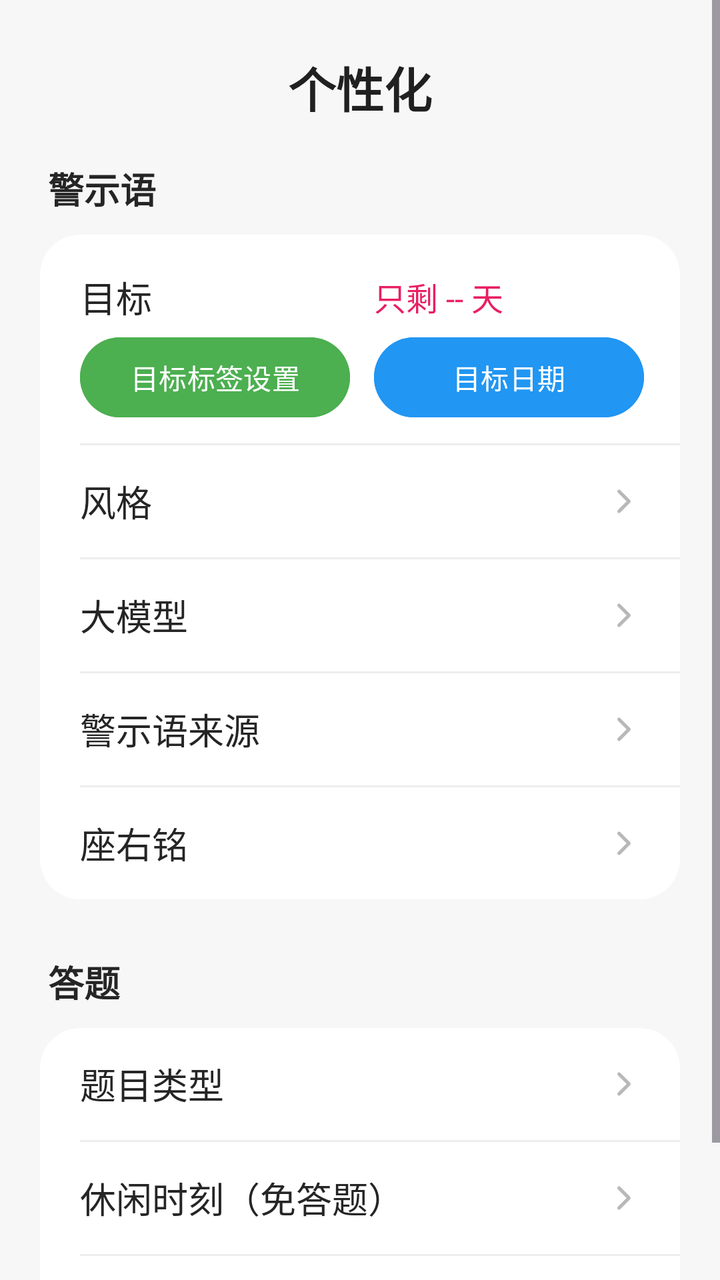
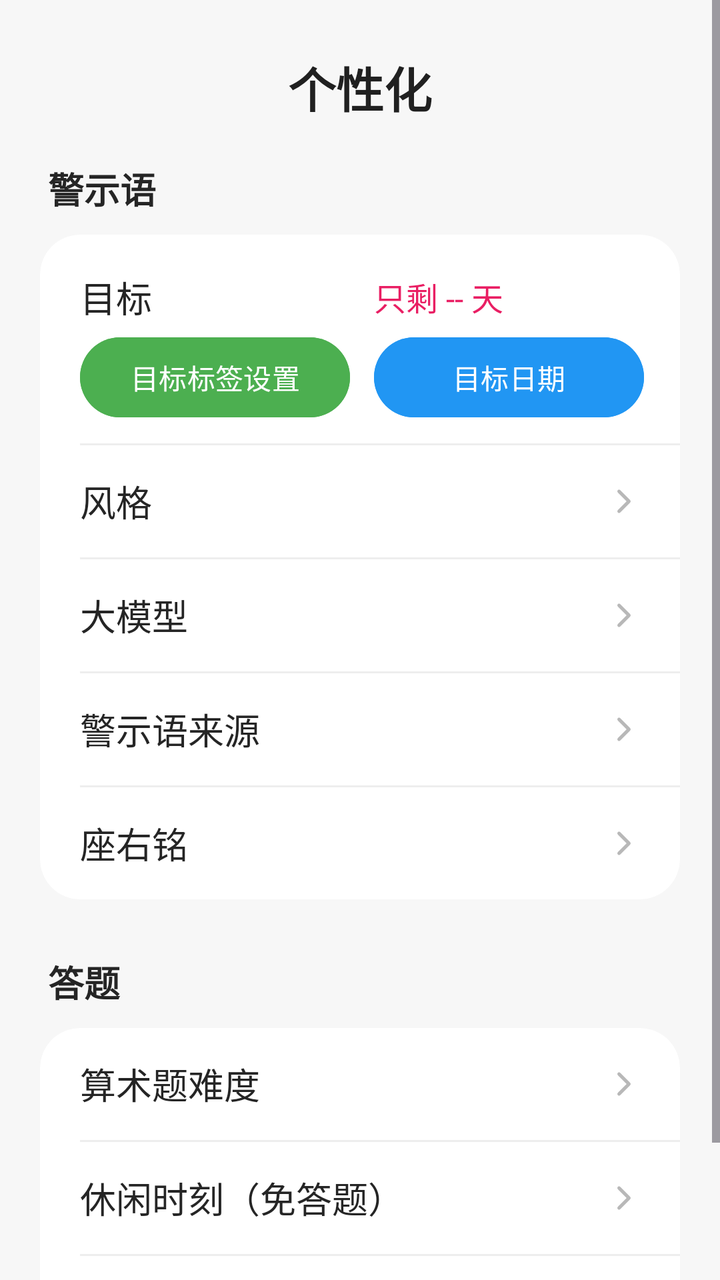

Compare the two renders of this Android layout. The source of the first and the diff that turns it into the second are given below.
<!-- AndroidManifest.xml: application theme Theme.Basic -->
<!-- res/layout/fragment_goal.xml -->
<?xml version="1.0" encoding="utf-8"?>
<ScrollView xmlns:android="http://schemas.android.com/apk/res/android"
    xmlns:app="http://schemas.android.com/apk/res-auto"
    android:layout_width="match_parent"
    android:layout_height="match_parent"
    android:background="#F7F7F7"
    android:clipToPadding="false"
    android:fillViewport="true"
    android:overScrollMode="never">

    <LinearLayout
        android:layout_width="match_parent"
        android:layout_height="wrap_content"
        android:orientation="vertical"
        android:paddingStart="20dp"
        android:paddingTop="26dp"
        android:paddingEnd="20dp"
        android:paddingBottom="32dp">

        <TextView
            android:layout_width="match_parent"
            android:layout_height="wrap_content"
            android:layout_marginBottom="20dp"
            android:gravity="center"
            android:text="个性化"
            android:textColor="#202020"
            android:textSize="24sp"
            android:textStyle="bold" />

        <TextView
            android:layout_width="match_parent"
            android:layout_height="wrap_content"
            android:layout_marginStart="4dp"
            android:layout_marginBottom="10dp"
            android:text="警示语"
            android:textColor="#252525"
            android:textSize="18sp"
            android:textStyle="bold" />

        <androidx.cardview.widget.CardView
            android:layout_width="match_parent"
            android:layout_height="wrap_content"
            app:cardBackgroundColor="#FFFFFF"
            app:cardCornerRadius="20dp"
            app:cardElevation="0dp"
            app:cardPreventCornerOverlap="true">

            <LinearLayout
                android:layout_width="match_parent"
                android:layout_height="wrap_content"
                android:orientation="vertical">

                <LinearLayout
                    android:layout_width="match_parent"
                    android:layout_height="wrap_content"
                    android:orientation="vertical"
                    android:paddingStart="20dp"
                    android:paddingTop="18dp"
                    android:paddingEnd="18dp"
                    android:paddingBottom="3dp">

                    <LinearLayout
                        android:layout_width="match_parent"
                        android:layout_height="wrap_content"
                        android:gravity="center_vertical"
                        android:orientation="horizontal">

                        <TextView
                            android:layout_width="0dp"
                            android:layout_height="wrap_content"
                            android:layout_marginEnd="6dp"
                            android:layout_weight="1"
                            android:text="目标"
                            android:textColor="#252525"
                            android:textSize="18sp" />

                        <TextView
                            android:id="@+id/tv_goal_countdown"
                            android:layout_width="0dp"
                            android:layout_height="wrap_content"
                            android:layout_marginStart="6dp"
                            android:layout_weight="1"
                            android:gravity="start"
                            android:text="只剩 -- 天"
                            android:textColor="#E91E63"
                            android:textSize="16sp" />

                    </LinearLayout>

                    <LinearLayout
                        android:layout_width="match_parent"
                        android:layout_height="wrap_content"
                        android:layout_marginTop="3dp"
                        android:layout_marginBottom="6dp"
                        android:gravity="center_vertical"
                        android:orientation="horizontal">

                        <Button
                            android:id="@+id/btn_tag_setting"
                            android:layout_width="0dp"
                            android:layout_height="wrap_content"
                            android:layout_marginEnd="6dp"
                            android:layout_weight="1"
                            android:backgroundTint="#4CAF50"
                            android:minWidth="0dp"
                            android:paddingStart="8dp"
                            android:paddingEnd="8dp"
                            android:text="目标标签设置"
                            android:textAllCaps="false" />

                        <Button
                            android:id="@+id/btn_target_date_setting"
                            android:layout_width="0dp"
                            android:layout_height="wrap_content"
                            android:layout_marginStart="6dp"
                            android:layout_weight="1"
                            android:backgroundTint="#2196F3"
                            android:minWidth="0dp"
                            android:paddingStart="8dp"
                            android:paddingEnd="8dp"
                            android:text="目标日期"
                            android:textAllCaps="false" />

                    </LinearLayout>

                </LinearLayout>

                <View
                    android:layout_width="match_parent"
                    android:layout_height="1dp"
                    android:layout_marginStart="20dp"
                    android:background="#EEEEEE" />

                <LinearLayout
                    android:id="@+id/btn_reminder_style"
                    android:layout_width="match_parent"
                    android:layout_height="56dp"
                    android:background="?attr/selectableItemBackground"
                    android:clickable="true"
                    android:focusable="true"
                    android:gravity="center_vertical"
                    android:orientation="horizontal"
                    android:paddingStart="20dp"
                    android:paddingEnd="18dp">

                    <TextView
                        android:layout_width="wrap_content"
                        android:layout_height="wrap_content"
                        android:text="风格"
                        android:textColor="#252525"
                        android:textSize="18sp" />

                    <TextView
                        android:id="@+id/tv_reminder_style_value"
                        android:layout_width="0dp"
                        android:layout_height="wrap_content"
                        android:layout_marginStart="12dp"
                        android:layout_weight="1"
                        android:ellipsize="end"
                        android:gravity="start"
                        android:maxLines="1"
                        android:textColor="#8A8A8A"
                        android:textSize="14sp" />

                    <ImageView
                        android:layout_width="20dp"
                        android:layout_height="20dp"
                        android:contentDescription="@null"
                        android:src="@drawable/ic_menu_chevron" />

                </LinearLayout>

                <View
                    android:id="@+id/divider_reminder_provider"
                    android:layout_width="match_parent"
                    android:layout_height="1dp"
                    android:layout_marginStart="20dp"
                    android:background="#EEEEEE" />

                <LinearLayout
                    android:id="@+id/btn_reminder_provider"
                    android:layout_width="match_parent"
                    android:layout_height="56dp"
                    android:background="?attr/selectableItemBackground"
                    android:clickable="true"
                    android:focusable="true"
                    android:gravity="center_vertical"
                    android:orientation="horizontal"
                    android:paddingStart="20dp"
                    android:paddingEnd="18dp">

                    <TextView
                        android:layout_width="wrap_content"
                        android:layout_height="wrap_content"
                        android:text="@string/reminder_provider_settings"
                        android:textColor="#252525"
                        android:textSize="18sp" />

                    <TextView
                        android:id="@+id/tv_reminder_provider_value"
                        android:layout_width="0dp"
                        android:layout_height="wrap_content"
                        android:layout_marginStart="12dp"
                        android:layout_weight="1"
                        android:ellipsize="end"
                        android:gravity="start"
                        android:maxLines="1"
                        android:textColor="#8A8A8A"
                        android:textSize="14sp" />

                    <ImageView
                        android:layout_width="20dp"
                        android:layout_height="20dp"
                        android:contentDescription="@null"
                        android:src="@drawable/ic_menu_chevron" />

                </LinearLayout>

                <View
                    android:layout_width="match_parent"
                    android:layout_height="1dp"
                    android:layout_marginStart="20dp"
                    android:background="#EEEEEE" />

                <LinearLayout
                    android:id="@+id/btn_global_hint_source"
                    android:layout_width="match_parent"
                    android:layout_height="56dp"
                    android:background="?attr/selectableItemBackground"
                    android:clickable="true"
                    android:focusable="true"
                    android:gravity="center_vertical"
                    android:orientation="horizontal"
                    android:paddingStart="20dp"
                    android:paddingEnd="18dp">

                    <TextView
                        android:layout_width="wrap_content"
                        android:layout_height="wrap_content"
                        android:text="警示语来源"
                        android:textColor="#252525"
                        android:textSize="18sp" />

                    <TextView
                        android:id="@+id/tv_global_hint_source_value"
                        android:layout_width="0dp"
                        android:layout_height="wrap_content"
                        android:layout_marginStart="12dp"
                        android:layout_weight="1"
                        android:ellipsize="end"
                        android:gravity="start"
                        android:maxLines="1"
                        android:textColor="#8A8A8A"
                        android:textSize="14sp" />

                    <ImageView
                        android:layout_width="20dp"
                        android:layout_height="20dp"
                        android:contentDescription="@null"
                        android:src="@drawable/ic_menu_chevron" />

                </LinearLayout>

                <View
                    android:layout_width="match_parent"
                    android:layout_height="1dp"
                    android:layout_marginStart="20dp"
                    android:background="#EEEEEE" />

                <LinearLayout
                    android:id="@+id/btn_floating_strict_reminder"
                    android:layout_width="match_parent"
                    android:layout_height="56dp"
                    android:background="?attr/selectableItemBackground"
                    android:clickable="true"
                    android:focusable="true"
                    android:gravity="center_vertical"
                    android:orientation="horizontal"
                    android:paddingStart="20dp"
                    android:paddingEnd="18dp">

                    <TextView
                        android:layout_width="wrap_content"
                        android:layout_height="wrap_content"
                        android:text="座右铭"
                        android:textColor="#252525"
                        android:textSize="18sp" />

                    <TextView
                        android:id="@+id/tv_floating_strict_reminder_value"
                        android:layout_width="0dp"
                        android:layout_height="wrap_content"
                        android:layout_marginStart="12dp"
                        android:layout_weight="1"
                        android:ellipsize="end"
                        android:gravity="start"
                        android:maxLines="1"
                        android:textColor="#8A8A8A"
                        android:textSize="14sp" />

                    <ImageView
                        android:layout_width="20dp"
                        android:layout_height="20dp"
                        android:contentDescription="@null"
                        android:src="@drawable/ic_menu_chevron" />

                </LinearLayout>

            </LinearLayout>

        </androidx.cardview.widget.CardView>

        <TextView
            android:layout_width="match_parent"
            android:layout_height="wrap_content"
            android:layout_marginStart="4dp"
            android:layout_marginTop="28dp"
            android:layout_marginBottom="10dp"
            android:text="答题"
            android:textColor="#252525"
            android:textSize="18sp"
            android:textStyle="bold" />

        <androidx.cardview.widget.CardView
            android:layout_width="match_parent"
            android:layout_height="wrap_content"
            app:cardBackgroundColor="#FFFFFF"
            app:cardCornerRadius="20dp"
            app:cardElevation="0dp"
            app:cardPreventCornerOverlap="true">

            <LinearLayout
                android:layout_width="match_parent"
                android:layout_height="wrap_content"
                android:orientation="vertical">

                <LinearLayout
                    android:id="@+id/btn_challenge_type"
                    android:layout_width="match_parent"
                    android:layout_height="56dp"
                    android:background="?attr/selectableItemBackground"
                    android:clickable="true"
                    android:focusable="true"
                    android:gravity="center_vertical"
                    android:orientation="horizontal"
                    android:paddingStart="20dp"
                    android:paddingEnd="18dp">

                    <TextView
                        android:layout_width="wrap_content"
                        android:layout_height="wrap_content"
                        android:text="题目类型"
                        android:textColor="#252525"
                        android:textSize="18sp" />

                    <TextView
                        android:id="@+id/tv_challenge_type_value"
                        android:layout_width="0dp"
                        android:layout_height="wrap_content"
                        android:layout_marginStart="12dp"
                        android:layout_weight="1"
                        android:ellipsize="end"
                        android:gravity="start"
                        android:maxLines="1"
                        android:textColor="#8A8A8A"
                        android:textSize="14sp" />

                    <ImageView
                        android:layout_width="20dp"
                        android:layout_height="20dp"
                        android:contentDescription="@null"
                        android:src="@drawable/ic_menu_chevron" />

                </LinearLayout>

                <View
                    android:layout_width="match_parent"
                    android:layout_height="1dp"
                    android:layout_marginStart="20dp"
                    android:background="#EEEEEE" />

                <LinearLayout
                    android:id="@+id/btn_leisure_time"
                    android:layout_width="match_parent"
                    android:layout_height="56dp"
                    android:background="?attr/selectableItemBackground"
                    android:clickable="true"
                    android:focusable="true"
                    android:gravity="center_vertical"
                    android:orientation="horizontal"
                    android:paddingStart="20dp"
                    android:paddingEnd="18dp">

                    <TextView
                        android:layout_width="0dp"
                        android:layout_height="wrap_content"
                        android:layout_weight="1"
                        android:text="休闲时刻（免答题）"
                        android:textColor="#252525"
                        android:textSize="18sp" />

                    <ImageView
                        android:layout_width="20dp"
                        android:layout_height="20dp"
                        android:contentDescription="@null"
                        android:src="@drawable/ic_menu_chevron" />

                </LinearLayout>

                <View
                    android:id="@+id/divider_answer_records"
                    android:layout_width="match_parent"
                    android:layout_height="1dp"
                    android:layout_marginStart="20dp"
                    android:background="#EEEEEE" />

                <LinearLayout
                    android:id="@+id/btn_answer_records"
                    android:layout_width="match_parent"
                    android:layout_height="56dp"
                    android:background="?attr/selectableItemBackground"
                    android:clickable="true"
                    android:focusable="true"
                    android:gravity="center_vertical"
                    android:orientation="horizontal"
                    android:paddingStart="20dp"
                    android:paddingEnd="18dp">

                    <TextView
                        android:layout_width="0dp"
                        android:layout_height="wrap_content"
                        android:layout_weight="1"
                        android:text="答题记录"
                        android:textColor="#252525"
                        android:textSize="18sp" />

                    <ImageView
                        android:layout_width="20dp"
                        android:layout_height="20dp"
                        android:contentDescription="@null"
                        android:src="@drawable/ic_menu_chevron" />

                </LinearLayout>

                <View
                    android:layout_width="match_parent"
                    android:layout_height="1dp"
                    android:layout_marginStart="20dp"
                    android:background="#EEEEEE" />

            </LinearLayout>

        </androidx.cardview.widget.CardView>

    </LinearLayout>
</ScrollView>
<!-- resources referenced by this layout -->
<resources>
  <!-- drawable ic_menu_chevron (drawable) -->
  <vector xmlns:android="http://schemas.android.com/apk/res/android"
      android:width="24dp"
      android:height="24dp"
      android:viewportWidth="24"
      android:viewportHeight="24">
      <path
          android:fillColor="@android:color/transparent"
          android:pathData="M9,6 L15,12 L9,18"
          android:strokeColor="#B8B8B8"
          android:strokeLineCap="round"
          android:strokeLineJoin="round"
          android:strokeWidth="2" />
  </vector>
  <string name="reminder_provider_settings">大模型</string>
  <style name="Theme.Basic" parent="Base.Theme.Basic" />
  <style name="Base.Theme.Basic" parent="Theme.Material3.DayNight.NoActionBar">
          
          
      </style>
</resources>

<!-- the commit's change to res/layout/fragment_goal.xml (unified diff, before → after) -->
@@ -335,7 +335,7 @@
                 android:orientation="vertical">
 
                 <LinearLayout
-                    android:id="@+id/btn_challenge_type"
+                    android:id="@+id/btn_math_difficulty"
                     android:layout_width="match_parent"
                     android:layout_height="56dp"
                     android:background="?attr/selectableItemBackground"
@@ -349,12 +349,12 @@
                     <TextView
                         android:layout_width="wrap_content"
                         android:layout_height="wrap_content"
-                        android:text="题目类型"
-                        android:textColor="#252525"
-                        android:textSize="18sp" />
-
-                    <TextView
-                        android:id="@+id/tv_challenge_type_value"
+                        android:text="算术题难度"
+                        android:textColor="#252525"
+                        android:textSize="18sp" />
+
+                    <TextView
+                        android:id="@+id/tv_math_difficulty_value"
                         android:layout_width="0dp"
                         android:layout_height="wrap_content"
                         android:layout_marginStart="12dp"
